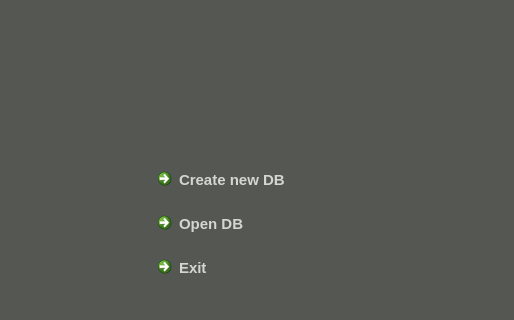
Qt form src/gui/mainwindow.ui (GekkoFyre/HerpLog) before a commit; both pictures show x 286 to 800 and y 320 to 640 of the 800 by 640 pixel window.
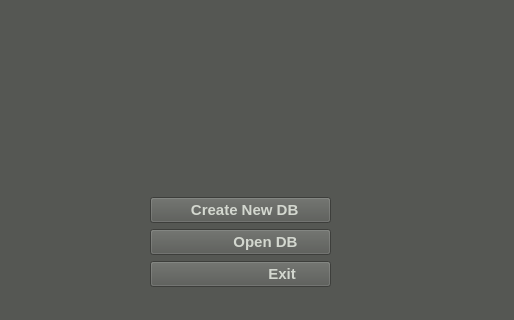
The same form after that commit. Icons and pictures are not drawn.

What changed in the file:
```diff
--- a/src/gui/mainwindow.ui
+++ b/src/gui/mainwindow.ui
@@ -441,14 +441,16 @@
            </spacer>
           </item>
           <item>
-           <widget class="QCommandLinkButton" name="button_create_new_db">
+           <widget class="QPushButton" name="button_create_db">
             <property name="font">
              <font>
               <pointsize>11</pointsize>
+              <weight>75</weight>
+              <bold>true</bold>
              </font>
             </property>
             <property name="text">
-             <string>Create new DB</string>
+             <string>  Create New DB</string>
             </property>
             <property name="icon">
              <iconset resource="../assets.qrc">
@@ -463,14 +465,16 @@
            </widget>
           </item>
           <item>
-           <widget class="QCommandLinkButton" name="button_open_db">
+           <widget class="QPushButton" name="button_open_db">
             <property name="font">
              <font>
               <pointsize>11</pointsize>
+              <weight>75</weight>
+              <bold>true</bold>
              </font>
             </property>
             <property name="text">
-             <string>Open DB</string>
+             <string>            Open DB</string>
             </property>
             <property name="icon">
              <iconset resource="../assets.qrc">
@@ -485,14 +489,16 @@
            </widget>
           </item>
           <item>
-           <widget class="QCommandLinkButton" name="button_exit">
+           <widget class="QPushButton" name="button_exit">
             <property name="font">
              <font>
               <pointsize>11</pointsize>
+              <weight>75</weight>
+              <bold>true</bold>
              </font>
             </property>
             <property name="text">
-             <string>Exit</string>
+             <string>                    Exit</string>
             </property>
             <property name="icon">
              <iconset resource="../assets.qrc">
```
Left out of the diff: 4 changed lines with no effect on the pictures.
